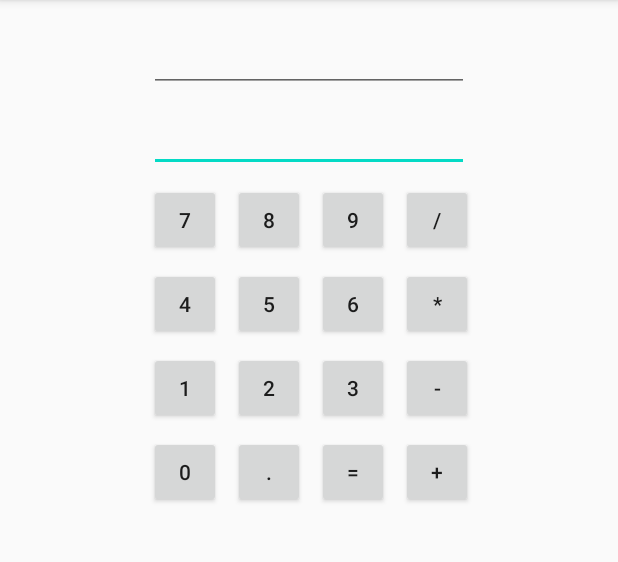
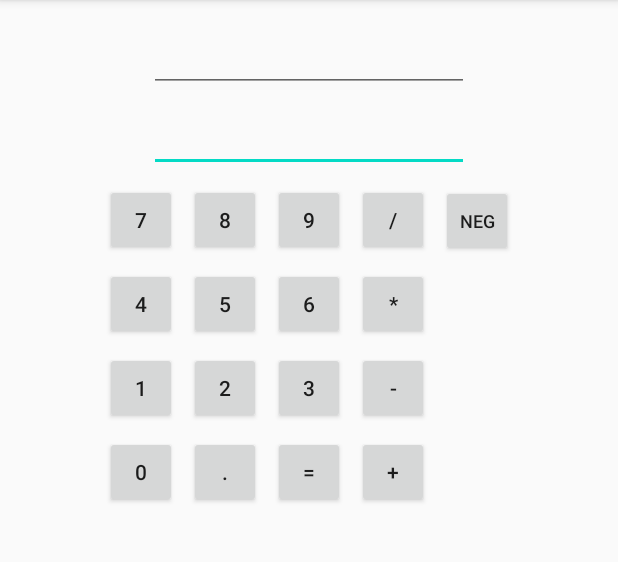
Before and after one commit to vel02/learn-kotlin-android, an Android app: the screen it shows after launch (MainActivity), on a phone screen of 412 x 824 dp, the part 84-646 px from its top. Run offline under Robolectric (Android 15) with nearby library versions, the phone set to English and light mode, and no system bars.

Commit message:
Kotlin Course Calculator (done)

```diff
--- a/project-course/kotlin-android/Calculator/app/src/main/java/kiz/learnwithvel/calculator/MainActivity.kt
+++ b/project-course/kotlin-android/Calculator/app/src/main/java/kiz/learnwithvel/calculator/MainActivity.kt
@@ -1,5 +1,6 @@
 package kiz.learnwithvel.calculator
 
+//Using synthetic for binding views
 import android.os.Bundle
 import android.view.View
 import android.widget.Button
@@ -13,15 +14,6 @@ private const val STATE_OPERAND_STORED: String = "STATE_OPERAND_STORED"
 
 class MainActivity : AppCompatActivity() {
 
-
-    //Approach #1: late initialization
-    //widgets
-//    private lateinit var mResult: EditText
-//    private lateinit var mNewNumber: EditText
-
-    //Approach #2: lazy initialization (thread safe as default) LazyThreadSafetyMode.NONE to of thread safe
-//    private val mDisplayOperation by lazy(LazyThreadSafetyMode.NONE) { findViewById<TextView>(R.id.tv_operation) }
-
     //variables to hold the operands and type of calculation
     private var mOperand1: Double? = null
     private var mPendingOperation = "="
@@ -30,34 +22,21 @@ class MainActivity : AppCompatActivity() {
         super.onCreate(savedInstanceState)
         setContentView(R.layout.activity_main)
 
-//        mResult = findViewById(R.id.edt_result)
-//        mNewNumber = findViewById(R.id.edt_newNumber)
-
-        // Data input buttons
-//        val btn0: Button = findViewById(R.id.btn_0)
-//        val btn1: Button = findViewById(R.id.btn_1)
-//        val btn2: Button = findViewById(R.id.btn_2)
-//        val btn3: Button = findViewById(R.id.btn_3)
-//        val btn4: Button = findViewById(R.id.btn_4)
-//        val btn5: Button = findViewById(R.id.btn_5)
-//        val btn6: Button = findViewById(R.id.btn_6)
-//        val btn7: Button = findViewById(R.id.btn_7)
-//        val btn8: Button = findViewById(R.id.btn_8)
-//        val btn9: Button = findViewById(R.id.btn_9)
-//        val btnDot: Button = findViewById(R.id.btn_dot)
-
-        // Operation buttons
-//        val btnEquals: Button = findViewById(R.id.btn_equal)
-//        val btnDivide: Button = findViewById(R.id.btn_divide)
-//        val btnMultiply: Button = findViewById(R.id.btn_multiply)
-//        val btnMinus: Button = findViewById(R.id.btn_minus)
-//        val btnPlus: Button = findViewById(R.id.btn_plus)
-
         // ============= Data Input Listener ============= //
 
         val mListener = View.OnClickListener { v ->
             val b = v as Button// up-casting
-            edt_newNumber.append(b.text)
+            if (b != btn_neg)
+                edt_newNumber.append(b.text)
+            else {
+                if (edt_newNumber.text.isEmpty()) {
+                    edt_newNumber.setText("-")
+                } else {
+                    var value = edt_newNumber.text.toString().toDouble()
+                    value *= -1
+                    edt_newNumber.setText(value.toString())
+                }
+            }
         }
 
         btn_0.setOnClickListener(mListener)
@@ -71,6 +50,7 @@ class MainActivity : AppCompatActivity() {
         btn_8.setOnClickListener(mListener)
         btn_9.setOnClickListener(mListener)
         btn_dot.setOnClickListener(mListener)
+        btn_neg.setOnClickListener(mListener)
 
         val mOpListener = View.OnClickListener { v ->
             val operation = (v as Button).text.toString()
@@ -85,6 +65,7 @@ class MainActivity : AppCompatActivity() {
 
             mPendingOperation = operation
             tv_operation.text = mPendingOperation
+            if (mPendingOperation == "=") mOperand1 = null
         }
 
         btn_equal.setOnClickListener(mOpListener)
@@ -99,8 +80,9 @@ class MainActivity : AppCompatActivity() {
         if (mOperand1 == null)
             mOperand1 = value
         else {
-            if (mPendingOperation == "=")
+            if (mPendingOperation == "=") {
                 mPendingOperation = operation
+            }
 
             when (mPendingOperation) {
                 "=" -> mOperand1 = value
@@ -115,7 +97,6 @@ class MainActivity : AppCompatActivity() {
 
         edt_result.setText(mOperand1.toString())
         edt_newNumber.setText("")
-
     }
 
     override fun onSaveInstanceState(outState: Bundle) {
@@ -133,7 +114,7 @@ class MainActivity : AppCompatActivity() {
 
         mOperand1 = if (savedInstanceState.getBoolean(STATE_OPERAND_STORED, false)) {
             savedInstanceState.getDouble(STATE_OPERAND_VALUE)
-        } else null
+        } else 0.0
 
         tv_operation.text = mPendingOperation
         edt_result.setText(mOperand1.toString())
--- a/project-course/kotlin-android/Calculator/app/src/main/res/layout-land/activity_main.xml
+++ b/project-course/kotlin-android/Calculator/app/src/main/res/layout-land/activity_main.xml
@@ -11,15 +11,15 @@
         android:id="@+id/edt_result"
         android:layout_width="wrap_content"
         android:layout_height="wrap_content"
+        android:layout_marginStart="16dp"
+        android:layout_marginLeft="16dp"
         android:layout_marginTop="8dp"
-        android:layout_marginEnd="16dp"
-        android:layout_marginRight="16dp"
         android:ems="10"
         android:filterTouchesWhenObscured="false"
         android:focusable="false"
         android:focusableInTouchMode="false"
         android:inputType="numberSigned|numberDecimal"
-        app:layout_constraintEnd_toEndOf="parent"
+        app:layout_constraintStart_toStartOf="@+id/guideline"
         app:layout_constraintTop_toTopOf="parent"
         tools:text="- 8765.43" />
 
@@ -27,118 +27,138 @@
         android:id="@+id/edt_newNumber"
         android:layout_width="wrap_content"
         android:layout_height="wrap_content"
+        android:layout_marginTop="8dp"
         android:layout_marginEnd="16dp"
         android:layout_marginRight="16dp"
         android:ems="10"
         android:inputType="numberSigned|numberDecimal"
-        app:layout_constraintBaseline_toBaselineOf="@+id/edt_result"
-        app:layout_constraintEnd_toStartOf="@+id/edt_result" />
+        app:layout_constraintEnd_toStartOf="@+id/guideline"
+        app:layout_constraintTop_toTopOf="parent" />
+
+    <Button
+        android:id="@+id/btn_7"
+        android:layout_width="wrap_content"
+        android:layout_height="wrap_content"
+        android:layout_marginEnd="8dp"
+        android:layout_marginRight="8dp"
+        android:minWidth="48dp"
+        android:text="7"
+        app:layout_constraintBaseline_toBaselineOf="@+id/btn_8"
+        app:layout_constraintEnd_toStartOf="@+id/btn_8" />
+
+    <Button
+        android:id="@+id/btn_2"
+        android:layout_width="wrap_content"
+        android:layout_height="wrap_content"
+        android:minWidth="48dp"
+        android:text="2"
+        app:layout_constraintBaseline_toBaselineOf="@+id/btn_3"
+        app:layout_constraintEnd_toEndOf="@+id/btn_5" />
+
+    <Button
+        android:id="@+id/btn_5"
+        android:layout_width="wrap_content"
+        android:layout_height="wrap_content"
+        android:minWidth="48dp"
+        android:text="5"
+        app:layout_constraintBaseline_toBaselineOf="@+id/btn_6"
+        app:layout_constraintEnd_toEndOf="@+id/btn_8" />
+
+    <Button
+        android:id="@+id/btn_1"
+        android:layout_width="wrap_content"
+        android:layout_height="wrap_content"
+        android:layout_marginEnd="8dp"
+        android:layout_marginRight="8dp"
+        android:minWidth="48dp"
+        android:text="1"
+        app:layout_constraintBaseline_toBaselineOf="@+id/btn_2"
+        app:layout_constraintEnd_toStartOf="@+id/btn_2" />
+
+    <Button
+        android:id="@+id/btn_dot"
+        android:layout_width="wrap_content"
+        android:layout_height="wrap_content"
+        android:minWidth="48dp"
+        android:text="."
+        app:layout_constraintBaseline_toBaselineOf="@+id/btn_equal"
+        app:layout_constraintEnd_toEndOf="@+id/btn_2" />
+
+    <Button
+        android:id="@+id/btn_4"
+        android:layout_width="wrap_content"
+        android:layout_height="wrap_content"
+        android:layout_marginEnd="8dp"
+        android:layout_marginRight="8dp"
+        android:minWidth="48dp"
+        android:text="4"
+        app:layout_constraintBaseline_toBaselineOf="@+id/btn_5"
+        app:layout_constraintEnd_toStartOf="@+id/btn_5" />
 
     <Button
         android:id="@+id/btn_0"
         android:layout_width="wrap_content"
         android:layout_height="wrap_content"
+        android:layout_marginEnd="8dp"
+        android:layout_marginRight="8dp"
+        android:minWidth="48dp"
+        android:text="0"
+        app:layout_constraintBaseline_toBaselineOf="@+id/btn_dot"
+        app:layout_constraintEnd_toStartOf="@+id/btn_dot" />
+
+    <Button
+        android:id="@+id/btn_8"
+        android:layout_width="wrap_content"
+        android:layout_height="wrap_content"
+        android:layout_marginEnd="8dp"
+        android:layout_marginRight="8dp"
+        android:minWidth="48dp"
+        android:text="8"
+        app:layout_constraintBaseline_toBaselineOf="@+id/btn_9"
+        app:layout_constraintEnd_toStartOf="@+id/btn_9" />
+
+    <Button
+        android:id="@+id/btn_9"
+        android:layout_width="wrap_content"
+        android:layout_height="wrap_content"
+        android:layout_marginStart="4dp"
+        android:layout_marginLeft="4dp"
         android:layout_marginTop="8dp"
         android:minWidth="48dp"
-        android:text="0"
-        app:layout_constraintStart_toStartOf="@+id/btn_1"
-        app:layout_constraintTop_toBottomOf="@+id/btn_1" />
+        android:text="9"
+        app:layout_constraintStart_toStartOf="@+id/guideline"
+        app:layout_constraintTop_toBottomOf="@+id/edt_result" />
 
     <Button
-        android:id="@+id/btn_2"
+        android:id="@+id/btn_multiply"
         android:layout_width="wrap_content"
         android:layout_height="wrap_content"
         android:layout_marginStart="8dp"
         android:layout_marginLeft="8dp"
         android:minWidth="48dp"
-        android:text="2"
-        app:layout_constraintBaseline_toBaselineOf="@+id/btn_1"
-        app:layout_constraintStart_toEndOf="@+id/btn_1" />
+        android:text="*"
+        app:layout_constraintBaseline_toBaselineOf="@+id/btn_6"
+        app:layout_constraintStart_toEndOf="@+id/btn_6" />
 
     <Button
         android:id="@+id/btn_3"
         android:layout_width="wrap_content"
         android:layout_height="wrap_content"
-        android:layout_marginStart="8dp"
-        android:layout_marginLeft="8dp"
+        android:layout_marginTop="8dp"
         android:minWidth="48dp"
         android:text="3"
-        app:layout_constraintBaseline_toBaselineOf="@+id/btn_2"
-        app:layout_constraintStart_toEndOf="@+id/btn_2" />
-
-    <Button
-        android:id="@+id/btn_4"
-        android:layout_width="wrap_content"
-        android:layout_height="wrap_content"
-        android:layout_marginTop="8dp"
-        android:minWidth="48dp"
-        android:text="4"
-        app:layout_constraintStart_toStartOf="@+id/btn_7"
-        app:layout_constraintTop_toBottomOf="@+id/btn_7" />
-
-    <Button
-        android:id="@+id/btn_5"
-        android:layout_width="wrap_content"
-        android:layout_height="wrap_content"
-        android:layout_marginStart="8dp"
-        android:layout_marginLeft="8dp"
-        android:minWidth="48dp"
-        android:text="5"
-        app:layout_constraintBaseline_toBaselineOf="@+id/btn_4"
-        app:layout_constraintStart_toEndOf="@+id/btn_4" />
-
-    <Button
-        android:id="@+id/btn_7"
-        android:layout_width="wrap_content"
-        android:layout_height="wrap_content"
-        android:layout_marginTop="8dp"
-        android:minWidth="48dp"
-        android:text="7"
-        app:layout_constraintStart_toStartOf="@+id/edt_newNumber"
-        app:layout_constraintTop_toBottomOf="@+id/edt_newNumber" />
-
-    <Button
-        android:id="@+id/btn_8"
-        android:layout_width="wrap_content"
-        android:layout_height="wrap_content"
-        android:layout_marginStart="8dp"
-        android:layout_marginLeft="8dp"
-        android:minWidth="48dp"
-        android:text="8"
-        app:layout_constraintBaseline_toBaselineOf="@+id/btn_7"
-        app:layout_constraintStart_toEndOf="@+id/btn_7" />
+        app:layout_constraintStart_toStartOf="@+id/btn_6"
+        app:layout_constraintTop_toBottomOf="@+id/btn_6" />
 
     <Button
         android:id="@+id/btn_6"
         android:layout_width="wrap_content"
         android:layout_height="wrap_content"
-        android:layout_marginStart="8dp"
-        android:layout_marginLeft="8dp"
-        android:text="6"
-        app:layout_constraintBaseline_toBaselineOf="@+id/btn_5"
-        app:layout_constraintStart_toEndOf="@+id/btn_5"
-        android:minWidth="48dp" />
-
-    <Button
-        android:id="@+id/btn_9"
-        android:layout_width="wrap_content"
-        android:layout_height="wrap_content"
-        android:layout_marginStart="8dp"
-        android:layout_marginLeft="8dp"
-        android:minWidth="48dp"
-        android:text="9"
-        app:layout_constraintBaseline_toBaselineOf="@+id/btn_8"
-        app:layout_constraintStart_toEndOf="@+id/btn_8" />
-
-    <Button
-        android:id="@+id/btn_1"
-        android:layout_width="wrap_content"
-        android:layout_height="wrap_content"
         android:layout_marginTop="8dp"
         android:minWidth="48dp"
-        android:text="1"
-        app:layout_constraintStart_toStartOf="@+id/btn_4"
-        app:layout_constraintTop_toBottomOf="@+id/btn_4" />
+        android:text="6"
+        app:layout_constraintStart_toStartOf="@+id/btn_9"
+        app:layout_constraintTop_toBottomOf="@+id/btn_9" />
 
     <Button
         android:id="@+id/btn_divide"
@@ -152,17 +172,6 @@
         app:layout_constraintStart_toEndOf="@+id/btn_9" />
 
     <Button
-        android:id="@+id/btn_multiply"
-        android:layout_width="wrap_content"
-        android:layout_height="wrap_content"
-        android:layout_marginStart="8dp"
-        android:layout_marginLeft="8dp"
-        android:minWidth="48dp"
-        android:text="*"
-        app:layout_constraintBaseline_toBaselineOf="@+id/btn_6"
-        app:layout_constraintStart_toEndOf="@+id/btn_6" />
-
-    <Button
         android:id="@+id/btn_minus"
         android:layout_width="wrap_content"
         android:layout_height="wrap_content"
@@ -172,6 +181,16 @@
         android:text="-"
         app:layout_constraintBaseline_toBaselineOf="@+id/btn_3"
         app:layout_constraintStart_toEndOf="@+id/btn_3" />
+
+    <Button
+        android:id="@+id/btn_equal"
+        android:layout_width="wrap_content"
+        android:layout_height="wrap_content"
+        android:layout_marginTop="8dp"
+        android:minWidth="48dp"
+        android:text="="
+        app:layout_constraintStart_toStartOf="@+id/btn_3"
+        app:layout_constraintTop_toBottomOf="@+id/btn_3" />
 
     <Button
         android:id="@+id/btn_plus"
@@ -185,26 +204,20 @@
         app:layout_constraintStart_toEndOf="@+id/btn_equal" />
 
     <Button
-        android:id="@+id/btn_dot"
+        android:id="@+id/btn_neg"
         android:layout_width="wrap_content"
         android:layout_height="wrap_content"
         android:layout_marginStart="8dp"
         android:layout_marginLeft="8dp"
+        android:layout_marginEnd="8dp"
+        android:layout_marginRight="8dp"
         android:minWidth="48dp"
-        android:text="."
-        app:layout_constraintBaseline_toBaselineOf="@+id/btn_0"
-        app:layout_constraintStart_toEndOf="@+id/btn_0" />
-
-    <Button
-        android:id="@+id/btn_equal"
-        android:layout_width="wrap_content"
-        android:layout_height="wrap_content"
-        android:layout_marginStart="8dp"
-        android:layout_marginLeft="8dp"
-        android:minWidth="48dp"
-        android:text="="
-        app:layout_constraintBaseline_toBaselineOf="@+id/btn_dot"
-        app:layout_constraintStart_toEndOf="@+id/btn_dot" />
+        android:text="NEG"
+        android:textSize="12sp"
+        app:layout_constraintBaseline_toBaselineOf="@+id/btn_divide"
+        app:layout_constraintEnd_toEndOf="@+id/edt_result"
+        app:layout_constraintHorizontal_bias="0.0"
+        app:layout_constraintStart_toEndOf="@+id/btn_divide" />
 
     <TextView
         android:id="@+id/tv_operation"
@@ -216,7 +229,15 @@
         android:layout_marginRight="8dp"
         android:textSize="18sp"
         android:textStyle="bold"
-        app:layout_constraintBaseline_toBaselineOf="@+id/edt_newNumber"
-        app:layout_constraintEnd_toStartOf="@+id/edt_newNumber"
-        app:layout_constraintStart_toStartOf="parent" />
+        app:layout_constraintBaseline_toBaselineOf="@+id/btn_7"
+        app:layout_constraintEnd_toStartOf="@+id/btn_7"
+        app:layout_constraintStart_toStartOf="@+id/edt_newNumber"
+        tools:text="+" />
+
+    <androidx.constraintlayout.widget.Guideline
+        android:id="@+id/guideline"
+        android:layout_width="wrap_content"
+        android:layout_height="wrap_content"
+        android:orientation="vertical"
+        app:layout_constraintGuide_percent="0.5" />
 </androidx.constraintlayout.widget.ConstraintLayout>
--- a/project-course/kotlin-android/Calculator/app/src/main/res/layout/activity_main.xml
+++ b/project-course/kotlin-android/Calculator/app/src/main/res/layout/activity_main.xml
@@ -6,6 +6,18 @@
     android:layout_height="match_parent"
     tools:context=".MainActivity">
 
+
+    <Button
+        android:id="@+id/btn_neg"
+        android:layout_width="wrap_content"
+        android:layout_height="wrap_content"
+        android:layout_marginStart="8dp"
+        android:layout_marginLeft="8dp"
+        android:minWidth="48dp"
+        android:text="NEG"
+        android:textSize="12sp"
+        app:layout_constraintBaseline_toBaselineOf="@+id/btn_divide"
+        app:layout_constraintStart_toEndOf="@+id/btn_divide" />
 
     <EditText
         android:id="@+id/edt_result"
@@ -29,115 +41,117 @@
         android:layout_marginTop="8dp"
         android:ems="10"
         android:inputType="numberSigned|numberDecimal"
-        app:layout_constraintEnd_toEndOf="@+id/edt_result"
-        app:layout_constraintStart_toStartOf="@+id/edt_result"
+        app:layout_constraintEnd_toEndOf="parent"
+        app:layout_constraintStart_toStartOf="parent"
         app:layout_constraintTop_toBottomOf="@+id/edt_result" />
 
     <Button
         android:id="@+id/btn_0"
         android:layout_width="wrap_content"
         android:layout_height="wrap_content"
-        android:layout_marginTop="8dp"
+        android:layout_marginEnd="8dp"
+        android:layout_marginRight="8dp"
         android:minWidth="48dp"
         android:text="0"
-        app:layout_constraintStart_toStartOf="@+id/btn_1"
-        app:layout_constraintTop_toBottomOf="@+id/btn_1" />
+        app:layout_constraintBaseline_toBaselineOf="@+id/btn_dot"
+        app:layout_constraintEnd_toStartOf="@+id/btn_dot" />
 
     <Button
         android:id="@+id/btn_2"
         android:layout_width="wrap_content"
         android:layout_height="wrap_content"
-        android:layout_marginStart="8dp"
-        android:layout_marginLeft="8dp"
+        android:layout_marginEnd="8dp"
+        android:layout_marginRight="8dp"
         android:minWidth="48dp"
         android:text="2"
-        app:layout_constraintBaseline_toBaselineOf="@+id/btn_1"
-        app:layout_constraintStart_toEndOf="@+id/btn_1" />
+        app:layout_constraintBaseline_toBaselineOf="@+id/btn_3"
+        app:layout_constraintEnd_toStartOf="@+id/btn_3" />
 
     <Button
         android:id="@+id/btn_3"
         android:layout_width="wrap_content"
         android:layout_height="wrap_content"
-        android:layout_marginStart="8dp"
-        android:layout_marginLeft="8dp"
+        android:layout_marginTop="8dp"
         android:minWidth="48dp"
         android:text="3"
-        app:layout_constraintBaseline_toBaselineOf="@+id/btn_2"
-        app:layout_constraintStart_toEndOf="@+id/btn_2" />
+        app:layout_constraintStart_toStartOf="@+id/btn_6"
+        app:layout_constraintTop_toBottomOf="@+id/btn_6" />
 
     <Button
         android:id="@+id/btn_4"
         android:layout_width="wrap_content"
         android:layout_height="wrap_content"
-        android:layout_marginTop="8dp"
+        android:layout_marginEnd="8dp"
+        android:layout_marginRight="8dp"
         android:minWidth="48dp"
         android:text="4"
-        app:layout_constraintStart_toStartOf="@+id/btn_7"
-        app:layout_constraintTop_toBottomOf="@+id/btn_7" />
+        app:layout_constraintBaseline_toBaselineOf="@+id/btn_5"
+        app:layout_constraintEnd_toStartOf="@+id/btn_5" />
 
     <Button
         android:id="@+id/btn_5"
         android:layout_width="wrap_content"
         android:layout_height="wrap_content"
-        android:layout_marginStart="8dp"
-        android:layout_marginLeft="8dp"
+        android:layout_marginEnd="8dp"
+        android:layout_marginRight="8dp"
         android:minWidth="48dp"
         android:text="5"
-        app:layout_constraintBaseline_toBaselineOf="@+id/btn_4"
-        app:layout_constraintStart_toEndOf="@+id/btn_4" />
+        app:layout_constraintBaseline_toBaselineOf="@+id/btn_6"
+        app:layout_constraintEnd_toStartOf="@+id/btn_6" />
 
     <Button
         android:id="@+id/btn_7"
         android:layout_width="wrap_content"
         android:layout_height="wrap_content"
-        android:layout_marginTop="8dp"
+        android:layout_marginEnd="8dp"
+        android:layout_marginRight="8dp"
         android:minWidth="48dp"
         android:text="7"
-        app:layout_constraintStart_toStartOf="@+id/edt_newNumber"
-        app:layout_constraintTop_toBottomOf="@+id/edt_newNumber" />
+        app:layout_constraintBaseline_toBaselineOf="@+id/btn_8"
+        app:layout_constraintEnd_toStartOf="@+id/btn_8" />
 
     <Button
         android:id="@+id/btn_8"
         android:layout_width="wrap_content"
         android:layout_height="wrap_content"
-        android:layout_marginStart="8dp"
-        android:layout_marginLeft="8dp"
+        android:layout_marginEnd="8dp"
+        android:layout_marginRight="8dp"
         android:minWidth="48dp"
         android:text="8"
-        app:layout_constraintBaseline_toBaselineOf="@+id/btn_7"
-        app:layout_constraintStart_toEndOf="@+id/btn_7" />
+        app:layout_constraintBaseline_toBaselineOf="@+id/btn_9"
+        app:layout_constraintEnd_toStartOf="@+id/btn_9" />
 
     <Button
         android:id="@+id/btn_6"
         android:layout_width="wrap_content"
         android:layout_height="wrap_content"
-        android:layout_marginStart="8dp"
-        android:layout_marginLeft="8dp"
+        android:layout_marginTop="8dp"
+        android:minWidth="48dp"
         android:text="6"
-        app:layout_constraintBaseline_toBaselineOf="@+id/btn_5"
-        app:layout_constraintStart_toEndOf="@+id/btn_5"
-        android:minWidth="48dp" />
+        app:layout_constraintStart_toStartOf="@+id/btn_9"
+        app:layout_constraintTop_toBottomOf="@+id/btn_9" />
 
     <Button
         android:id="@+id/btn_9"
         android:layout_width="wrap_content"
         android:layout_height="wrap_content"
-        android:layout_marginStart="8dp"
-        android:layout_marginLeft="8dp"
+        android:layout_marginTop="8dp"
         android:minWidth="48dp"
         android:text="9"
-        app:layout_constraintBaseline_toBaselineOf="@+id/btn_8"
-        app:layout_constraintStart_toEndOf="@+id/btn_8" />
+        app:layout_constraintEnd_toEndOf="parent"
+        app:layout_constraintStart_toStartOf="parent"
+        app:layout_constraintTop_toBottomOf="@+id/edt_newNumber" />
 
     <Button
         android:id="@+id/btn_1"
         android:layout_width="wrap_content"
         android:layout_height="wrap_content"
-        android:layout_marginTop="8dp"
+        android:layout_marginEnd="8dp"
+        android:layout_marginRight="8dp"
         android:minWidth="48dp"
         android:text="1"
-        app:layout_constraintStart_toStartOf="@+id/btn_4"
-        app:layout_constraintTop_toBottomOf="@+id/btn_4" />
+        app:layout_constraintBaseline_toBaselineOf="@+id/btn_2"
+        app:layout_constraintEnd_toStartOf="@+id/btn_2" />
 
     <Button
         android:id="@+id/btn_divide"
@@ -187,23 +201,22 @@
         android:id="@+id/btn_dot"
         android:layout_width="wrap_content"
         android:layout_height="wrap_content"
-        android:layout_marginStart="8dp"
-        android:layout_marginLeft="8dp"
+        android:layout_marginEnd="8dp"
+        android:layout_marginRight="8dp"
         android:minWidth="48dp"
         android:text="."
-        app:layout_constraintBaseline_toBaselineOf="@+id/btn_0"
-        app:layout_constraintStart_toEndOf="@+id/btn_0" />
+        app:layout_constraintBaseline_toBaselineOf="@+id/btn_equal"
+        app:layout_constraintEnd_toStartOf="@+id/btn_equal" />
 
     <Button
         android:id="@+id/btn_equal"
         android:layout_width="wrap_content"
         android:layout_height="wrap_content"
-        android:layout_marginStart="8dp"
-        android:layout_marginLeft="8dp"
+        android:layout_marginTop="8dp"
         android:minWidth="48dp"
         android:text="="
-        app:layout_constraintBaseline_toBaselineOf="@+id/btn_dot"
-        app:layout_constraintStart_toEndOf="@+id/btn_dot" />
+        app:layout_constraintStart_toStartOf="@+id/btn_3"
+        app:layout_constraintTop_toBottomOf="@+id/btn_3" />
 
     <TextView
         android:id="@+id/tv_operation"
@@ -211,12 +224,12 @@
         android:layout_height="wrap_content"
         android:layout_marginStart="8dp"
         android:layout_marginLeft="8dp"
-        android:layout_marginTop="8dp"
         android:layout_marginEnd="8dp"
         android:layout_marginRight="8dp"
         android:textSize="18sp"
         android:textStyle="bold"
+        app:layout_constraintBaseline_toBaselineOf="@+id/edt_newNumber"
         app:layout_constraintEnd_toStartOf="@+id/edt_newNumber"
         app:layout_constraintStart_toStartOf="parent"
-        app:layout_constraintTop_toTopOf="@+id/edt_newNumber" />
+        tools:text="=" />
 </androidx.constraintlayout.widget.ConstraintLayout>
```
